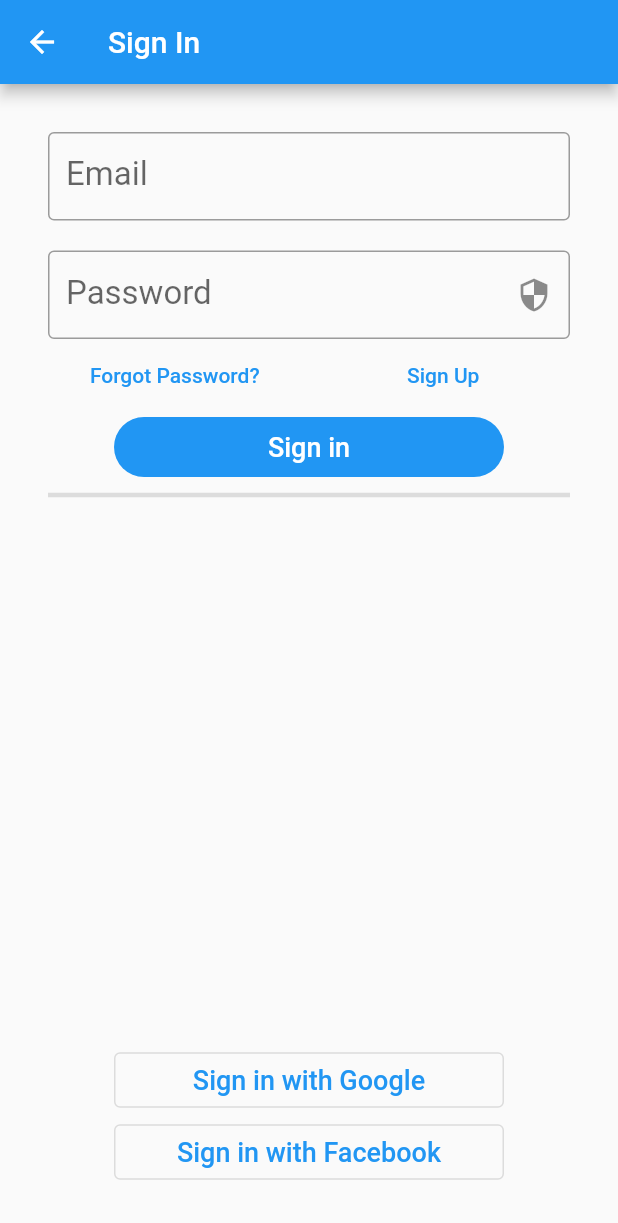
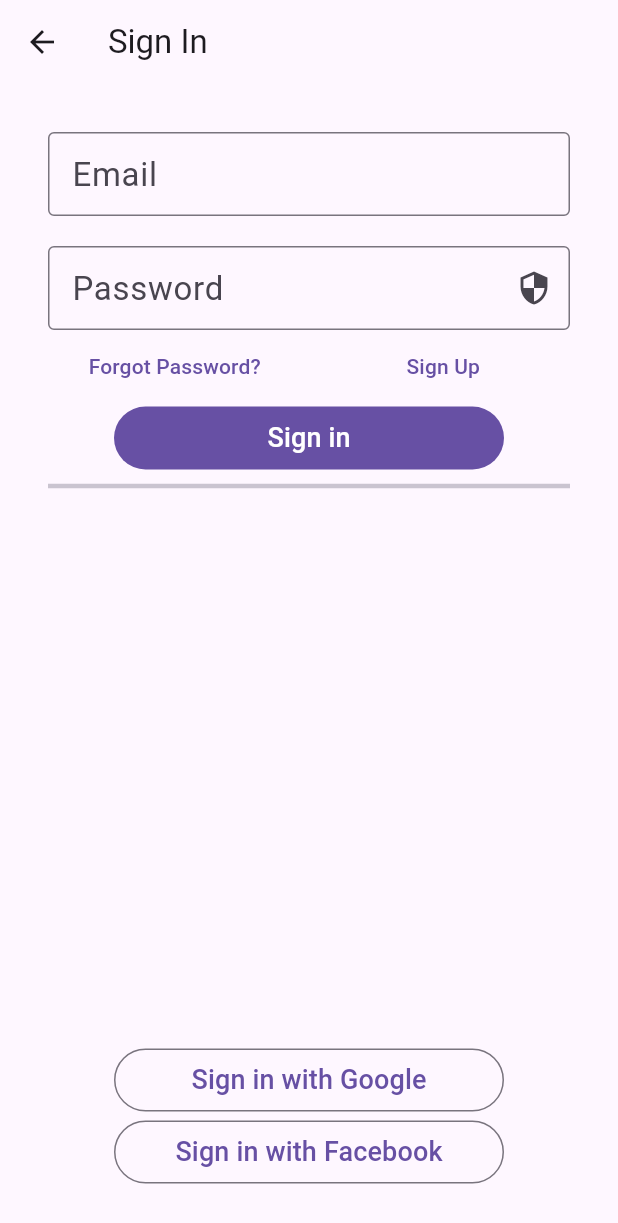
Before and after one commit to Honghui-Li-8/inventory, a Flutter app: the screen it shows after launch, after a tap on "Sign in", on a phone screen of 412 x 824 dp. Shown: the top 1223 px of the screen. Run offline on Flutter 3.47's test engine with Material 2 defaults, Android fonts, the phone set to English and light mode, and no system bars; drawn by our look-alikes of dynamic_color; our stand-ins replace firebase_auth, firebase_core, firebase_storage, image_cropper, image_picker; missing offline and left inert: image_picker_android, image_picker_platform_interface; accounts and stored records are empty; generated files the repository leaves out were written again; project files that could hold a hidden picture were left out.

Commit message:
switch to dynamic color and material 3

```diff
--- a/app/lib/main.dart
+++ b/app/lib/main.dart
@@ -1,5 +1,6 @@
 // ignore_for_file: depend_on_referenced_packages
 
+import 'package:dynamic_color/dynamic_color.dart';
 import 'package:firebase_core/firebase_core.dart';
 import 'package:flutter/material.dart';
 import 'package:inventory/pages/onboarding.dart';
@@ -27,8 +28,22 @@ class MainApp extends StatelessWidget {
 
   @override
   Widget build(BuildContext context) {
-    return const MaterialApp(
-      home: Onboarding(),
+    // return MaterialApp(
+    //   theme: ThemeData(useMaterial3: true),
+    //   home: Onboarding(),
+    // );
+    return DynamicColorBuilder(
+      builder: (ColorScheme? light, ColorScheme? dark) => MaterialApp(
+        theme: ThemeData(
+          colorScheme: light,
+          useMaterial3: true,
+        ),
+        darkTheme: ThemeData(
+          colorScheme: dark,
+          useMaterial3: true,
+        ),
+        home: const Onboarding(),
+      ),
     );
   }
 }
--- a/app/lib/pages/onboarding.dart
+++ b/app/lib/pages/onboarding.dart
@@ -1,5 +1,4 @@
 import 'package:flutter/material.dart';
-import 'package:inventory/pages/setup.dart';
 import 'package:inventory/pages/signin.dart';
 import 'package:inventory/pages/signup.dart';
 
@@ -20,7 +19,7 @@ class Onboarding extends StatelessWidget {
             Text(
               "Welcome!",
               style: Theme.of(context).textTheme.displayMedium!.copyWith(
-                    color: Colors.black,
+                    color: Theme.of(context).colorScheme.onBackground,
                   ),
             ),
             Expanded(child: Container()),
--- a/app/lib/services/api.dart
+++ b/app/lib/services/api.dart
@@ -6,7 +6,7 @@ import 'package:inventory/models/user.dart';
 import 'package:inventory/services/user.dart';
 
 class APIService {
-  static const bool _testing = true;
+  static const bool _testing = false;
   static const String _baseUrl = _testing
       // ? 'http://168.150.111.230:8080'
       // ? 'http://192.168.55.146:8080'
--- a/app/pubspec.yaml
+++ b/app/pubspec.yaml
@@ -7,6 +7,7 @@ environment:
   sdk: '>=2.19.6 <3.0.0'
 
 dependencies:
+  dynamic_color: ^1.6.3
   firebase_auth: ^4.4.1
   firebase_core: ^2.9.0
   firebase_storage: ^11.1.1
```
